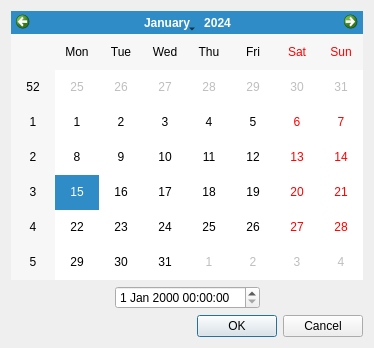
Qt form src/Dialogs/datetimedialog.ui (pasbi/CAN) before a commit.
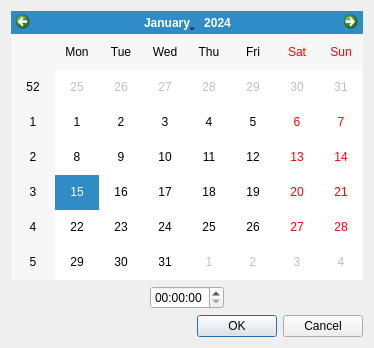
The same form after that commit.

Diff of the .ui file:
```diff
--- a/src/Dialogs/datetimedialog.ui
+++ b/src/Dialogs/datetimedialog.ui
@@ -42,11 +42,7 @@
       </spacer>
      </item>
      <item>
-      <widget class="QDateTimeEdit" name="dateTimeEdit">
-       <property name="calendarPopup">
-        <bool>false</bool>
-       </property>
-      </widget>
+      <widget class="QTimeEdit" name="timeEdit"/>
      </item>
      <item>
       <spacer name="horizontalSpacer">
```
Left out of the diff: 32 changed lines with no effect on the pictures.
